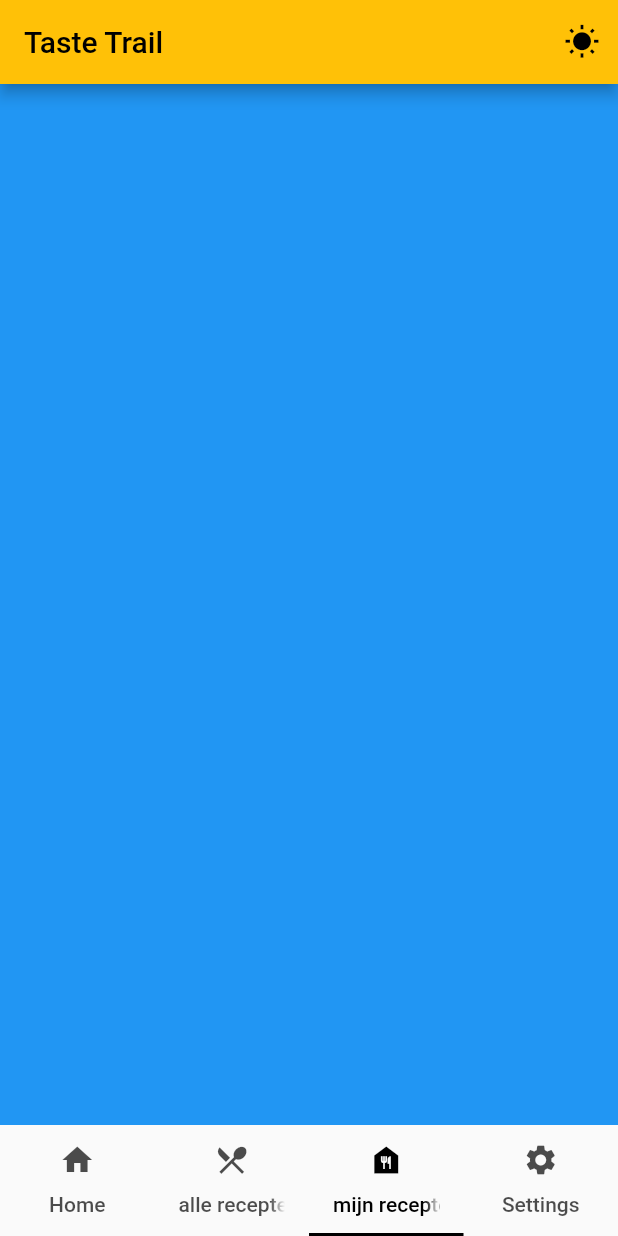
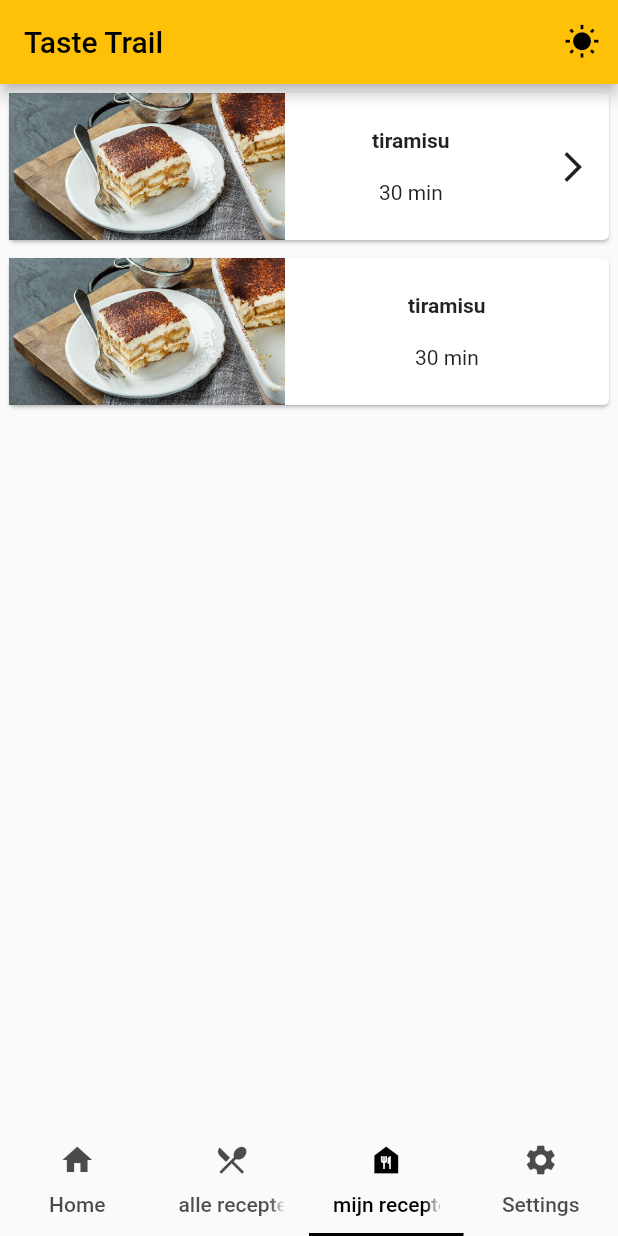
Before and after one commit to kristofmoons/flutter_ReceptenApp, a Flutter app: the screen it shows after launch, item 3 of the bottom bar chosen, on a phone screen of 412 x 824 dp. Run offline on Flutter 3.47's test engine with Material 2 defaults, Android fonts, the phone set to English and light mode, and no system bars; our stand-ins replace cached_network_image, video_player; network calls fail.

Commit message:
did a lot of shit

```diff
--- a/lib/main.dart
+++ b/lib/main.dart
@@ -1,6 +1,7 @@
 import 'package:flutter/material.dart';
 import 'package:flutter_project/screen1.dart';
 import 'package:cached_network_image/cached_network_image.dart';
+import 'package:flutter_project/screen2.dart';
 
 void main() {
   runApp(AppRoot());
@@ -98,12 +99,6 @@ class AppTree extends StatelessWidget {
   }
 }
 
-class Scherm2 extends StatelessWidget {
-  Widget build(BuildContext context) {
-    return Container(color: Colors.blue);
-  }
-}
-
 class Scherm3 extends StatelessWidget {
   Widget build(BuildContext context) {
     return Container(color: Colors.blue);
--- /dev/null
+++ b/lib/screen2.dart
@@ -0,0 +1,115 @@
+import 'package:flutter/material.dart';
+
+class Scherm2 extends StatelessWidget {
+  const Scherm2({super.key});
+
+  Widget build(BuildContext context) {
+    return ListView(
+      scrollDirection: Axis.vertical,
+      children: [
+        Container(
+            padding: EdgeInsets.all(2),
+            height: 110,
+            child: Card(
+                child: Row(
+                    mainAxisAlignment: MainAxisAlignment.spaceEvenly,
+                    children: <Widget>[
+                  Image.asset("assets/tiramisu.jpg"),
+                  Expanded(
+                      child: Container(
+                          padding: EdgeInsets.all(5),
+                          child: Column(
+                            mainAxisAlignment: MainAxisAlignment.spaceEvenly,
+                            children: <Widget>[
+                              Text('tiramisu',
+                                  style:
+                                      TextStyle(fontWeight: FontWeight.bold)),
+                              Text('30 min'),
+                            ],
+                          ))),
+                  FirstRoute(),
+                ]))),
+        Container(
+            padding: EdgeInsets.all(2),
+            height: 110,
+            child: Card(
+                child: Row(
+                    mainAxisAlignment: MainAxisAlignment.spaceEvenly,
+                    children: <Widget>[
+                  Image.asset("assets/tiramisu.jpg"),
+                  Expanded(
+                      child: Container(
+                          padding: EdgeInsets.all(5),
+                          child: Column(
+                            mainAxisAlignment: MainAxisAlignment.spaceEvenly,
+                            children: <Widget>[
+                              Text('tiramisu',
+                                  style:
+                                      TextStyle(fontWeight: FontWeight.bold)),
+                              Text('30 min'),
+                            ],
+                          )))
+                ]))),
+      ],
+    );
+  }
+}
+
+class FirstRoute extends StatelessWidget {
+  const FirstRoute({super.key});
+
+  @override
+  Widget build(BuildContext context) {
+    return Center(
+      child: IconButton(
+        icon: const Icon(Icons.arrow_forward_ios),
+        onPressed: () {
+          Navigator.push(
+            context,
+            MaterialPageRoute(builder: (context) => const SecondRoute()),
+          );
+        },
+      ),
+    );
+  }
+}
+
+class SecondRoute extends StatefulWidget {
+  const SecondRoute({super.key});
+
+  @override
+  State<SecondRoute> createState() => _SecondRouteState();
+}
+
+class _SecondRouteState extends State<SecondRoute> {
+  @override
+  Widget build(BuildContext context) {
+    return Scaffold(
+        appBar: AppBar(
+          title: const Text('Second Route'),
+        ),
+        body: ListView(scrollDirection: Axis.vertical, children: [
+          Expanded(
+            child: Image.asset('assets/tiramisu.jpg'),
+          ),
+          Column(children: [
+            Text("Put your Text Here!!!!"),
+            Container(
+              color: Colors.blue,
+              child: Align(
+                alignment: Alignment.center,
+                child: Text(
+                  'Splits de eieren. Zorg er voor dat er absoluut geen eigeel bij het eiwit komt.' +
+                      ' Mix de eigelen met de suiker in een paar minuten tot een licht geel en luchtig mengsel. Mix de mascarpone er door. Maak de mixer en kom goed schoon en vetvrij en klop daarna de eiwitten helemaal stijf. Spatel het eiwit door het mascarpone mengsel.',
+                  maxLines: 3,
+                  textAlign: TextAlign.center,
+                  style: TextStyle(
+                    fontSize: 20,
+                  ),
+                ),
+              ),
+            ),
+          ]),
+        ]));
+  }
+}
--- a/pubspec.yaml
+++ b/pubspec.yaml
@@ -7,6 +7,8 @@ environment:
   sdk: '>=2.19.2 <3.0.0'
 
 dependencies:
+  audioplayers: ^3.0.1
+  video_player: ^2.5.1
   cached_network_image: ^3.2.3
   flutter:
     sdk: flutter
@@ -18,3 +20,6 @@ dev_dependencies:
 
 flutter:
   uses-material-design: true
+  assets:
+    - assets/tiramisu.jpg
+    - assets/video/tiramisu.mp4
```
Also changed, not shown: lib/data.dart (+11 -49 lines), lib/screen1.dart (+146 -1 lines), todo.txt (+5 -4 lines), assets/tiramisu.jpg (added), pubspec.lock, 6 other files.
